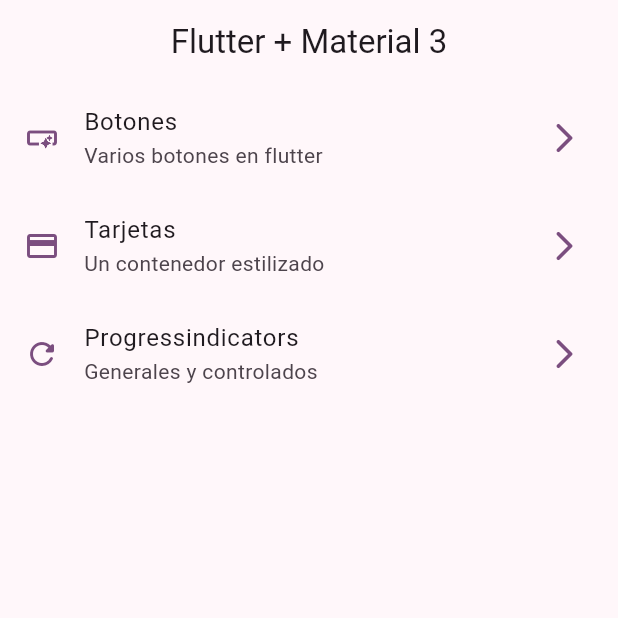
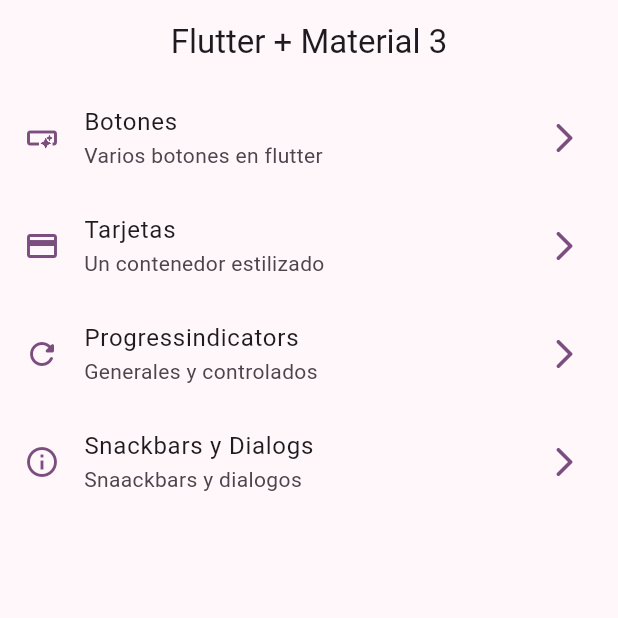
Before and after one commit to Azzzako/flutter_widgets, a Flutter app: the screen it shows after launch, on a phone screen of 412 x 824 dp, the top half of it. Run offline on Flutter 3.47's test engine with Material 3 defaults, Android fonts, the phone set to English and light mode, and no system bars; our stand-ins replace go_router.

Commit message:
snackbars dialogs terminado

```diff
--- a/lib/config/menu/menu_items.dart
+++ b/lib/config/menu/menu_items.dart
@@ -31,4 +31,10 @@ const appMenuItems = <MenuItem>[
       subtitle: 'Generales y controlados',
       url: '/progress',
       icon: Icons.refresh_rounded),
+
+        MenuItem(
+      title: 'Snackbars y Dialogs',
+      subtitle: 'Snaackbars y dialogos',
+      url: '/snackbars',
+      icon: Icons.info_outline),
 ];
--- a/lib/config/router/app_router.dart
+++ b/lib/config/router/app_router.dart
@@ -21,5 +21,9 @@ final appRouter = GoRouter(
         path: '/progress',
         builder: (context, state) => const ProgressScreen(),
         name: ProgressScreen.name),
+         GoRoute(
+        path: '/snackbars',
+        builder: (context, state) => const SnackbarScreen(),
+        name: SnackbarScreen.name),
   ],
 );
--- a/lib/main.dart
+++ b/lib/main.dart
@@ -12,6 +12,7 @@ class MainApp extends StatelessWidget {
   @override
   Widget build(BuildContext context) {
     return MaterialApp.router(
+      title: 'Flutter Widgets',
       routerConfig: appRouter,
       debugShowCheckedModeBanner: false,
       theme: AppTheme(selectedColor: 4).getTheme(),
```
Also changed, not shown: lib/presentation/screens/snackbar/snackbar_screen.dart (+60 -2 lines).
